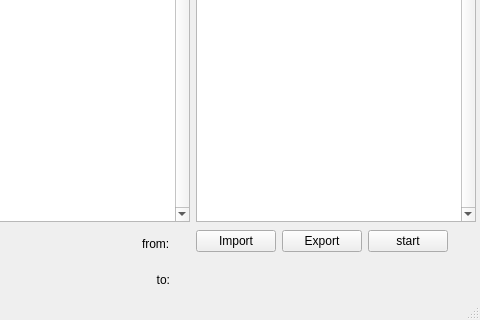
Above: ui/spa2.ui from j2cry/SPA2 before the change; both pictures show x 402 to 882 and y 116 to 436 of the 882 by 436 pixel window. Below: the same form after it.
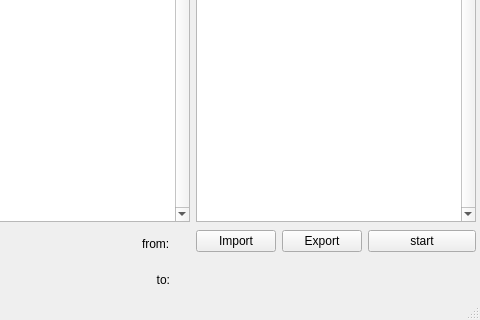
That is the form after the change. Icons and pictures are not drawn. Custom widgets are drawn as their Qt base class.

Commit message: fix ui: start button sizing; impl. list_to_map(): more understandable impl. coloring free box space

Diff of the .ui file:
```diff
--- a/ui/spa2.ui
+++ b/ui/spa2.ui
@@ -279,7 +279,7 @@
       <item row="0" column="2" colspan="2">
        <widget class="QPushButton" name="work_button">
         <property name="sizePolicy">
-         <sizepolicy hsizetype="Fixed" vsizetype="Preferred">
+         <sizepolicy hsizetype="MinimumExpanding" vsizetype="Preferred">
           <horstretch>0</horstretch>
           <verstretch>0</verstretch>
          </sizepolicy>
```
The commit also changes 4 other files.
